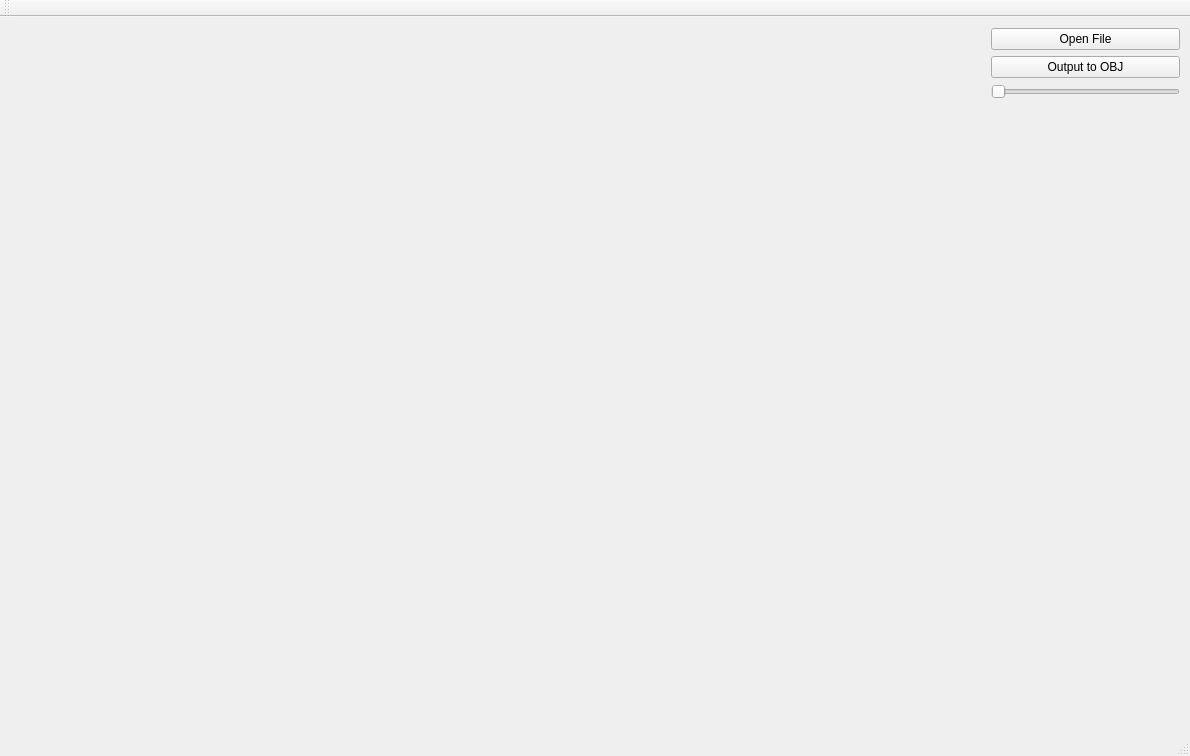
Before: the Qt Designer form XML_OpenGL/UI/mainwindow.ui in Elmatto753/OpenRoad, drawn with Qt 5.
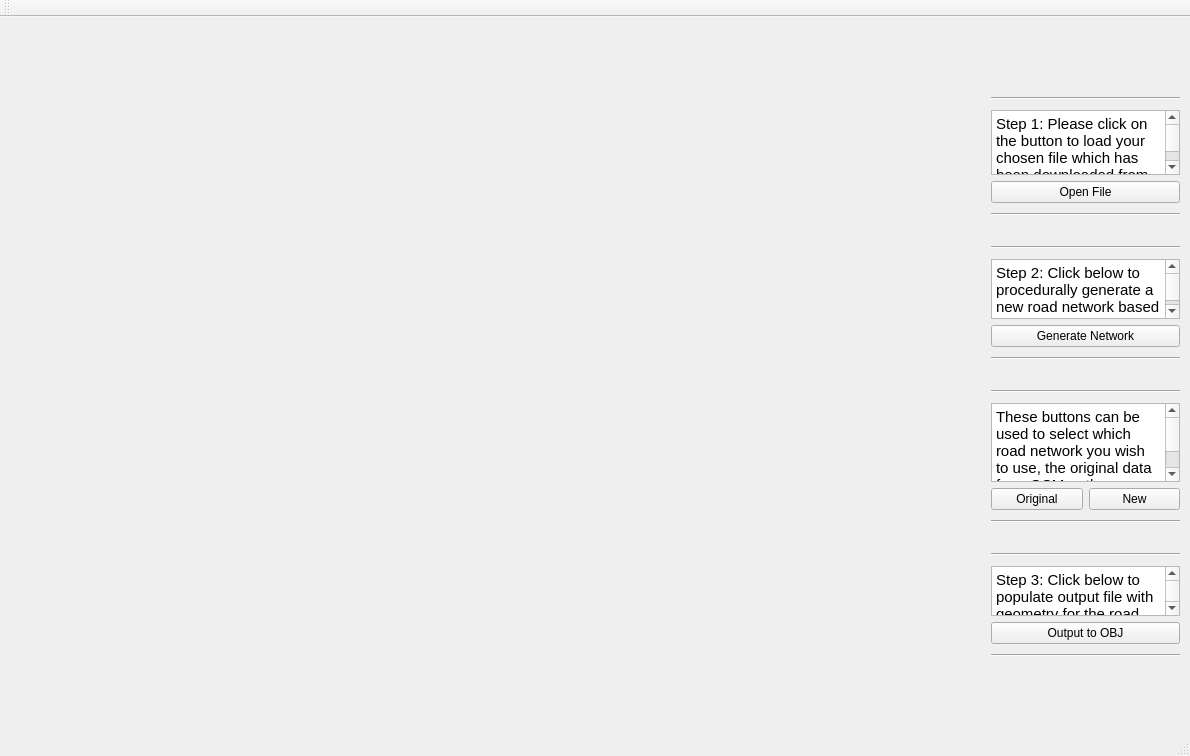
After: the same form once the commit is applied.

Commit message: changes to allow either network to be drawn, changes to UI

The edit to the form file:
```diff
--- a/XML_OpenGL/UI/mainwindow.ui
+++ b/XML_OpenGL/UI/mainwindow.ui
@@ -49,40 +49,362 @@
      </rect>
     </property>
     <layout class="QGridLayout" name="m_buttons">
-     <item row="4" column="0">
-      <spacer name="verticalSpacer">
+     <item row="22" column="0">
+      <widget class="Line" name="line_6">
        <property name="orientation">
+        <enum>Qt::Horizontal</enum>
+       </property>
+      </widget>
+     </item>
+     <item row="21" column="0">
+      <spacer name="verticalSpacer_5">
+       <property name="orientation">
         <enum>Qt::Vertical</enum>
        </property>
        <property name="sizeHint" stdset="0">
         <size>
          <width>20</width>
-         <height>40</height>
+         <height>35</height>
+        </size>
+       </property>
+      </spacer>
+     </item>
+     <item row="23" column="0">
+      <spacer name="verticalSpacer_12">
+       <property name="orientation">
+        <enum>Qt::Vertical</enum>
+       </property>
+       <property name="sizeHint" stdset="0">
+        <size>
+         <width>20</width>
+         <height>15</height>
+        </size>
+       </property>
+      </spacer>
+     </item>
+     <item row="5" column="0">
+      <spacer name="verticalSpacer_7">
+       <property name="orientation">
+        <enum>Qt::Vertical</enum>
+       </property>
+       <property name="sizeHint" stdset="0">
+        <size>
+         <width>20</width>
+         <height>15</height>
         </size>
        </property>
       </spacer>
      </item>
      <item row="3" column="0">
-      <widget class="QSlider" name="m_slider">
+      <widget class="QTextBrowser" name="textBrowser">
+       <property name="sizePolicy">
+        <sizepolicy hsizetype="Maximum" vsizetype="Maximum">
+         <horstretch>0</horstretch>
+         <verstretch>0</verstretch>
+        </sizepolicy>
+       </property>
+       <property name="maximumSize">
+        <size>
+         <width>16777215</width>
+         <height>65</height>
+        </size>
+       </property>
+       <property name="html">
+        <string>&lt;!DOCTYPE HTML PUBLIC &quot;-//W3C//DTD HTML 4.0//EN&quot; &quot;http://www.w3.org/TR/REC-html40/strict.dtd&quot;&gt;
+&lt;html&gt;&lt;head&gt;&lt;meta name=&quot;qrichtext&quot; content=&quot;1&quot; /&gt;&lt;style type=&quot;text/css&quot;&gt;
+p, li { white-space: pre-wrap; }
+&lt;/style&gt;&lt;/head&gt;&lt;body style=&quot; font-family:'.SF NS Text'; font-size:13pt; font-weight:400; font-style:normal;&quot;&gt;
+&lt;p style=&quot; margin-top:0px; margin-bottom:0px; margin-left:0px; margin-right:0px; -qt-block-indent:0; text-indent:0px;&quot;&gt;&lt;span style=&quot; font-size:11pt;&quot;&gt;Step 1: Please click on the button to load your chosen file which has been downloaded from OpenStreetMaps (OSM)&lt;/span&gt;&lt;/p&gt;&lt;/body&gt;&lt;/html&gt;</string>
+       </property>
+      </widget>
+     </item>
+     <item row="2" column="0">
+      <spacer name="verticalSpacer_6">
+       <property name="orientation">
+        <enum>Qt::Vertical</enum>
+       </property>
+       <property name="sizeHint" stdset="0">
+        <size>
+         <width>20</width>
+         <height>15</height>
+        </size>
+       </property>
+      </spacer>
+     </item>
+     <item row="16" column="0">
+      <spacer name="verticalSpacer_10">
+       <property name="orientation">
+        <enum>Qt::Vertical</enum>
+       </property>
+       <property name="sizeHint" stdset="0">
+        <size>
+         <width>20</width>
+         <height>15</height>
+        </size>
+       </property>
+      </spacer>
+     </item>
+     <item row="15" column="0">
+      <widget class="Line" name="line_7">
+       <property name="orientation">
+        <enum>Qt::Horizontal</enum>
+       </property>
+      </widget>
+     </item>
+     <item row="24" column="0">
+      <widget class="QTextBrowser" name="textBrowser_4">
+       <property name="sizePolicy">
+        <sizepolicy hsizetype="Maximum" vsizetype="Maximum">
+         <horstretch>0</horstretch>
+         <verstretch>0</verstretch>
+        </sizepolicy>
+       </property>
+       <property name="maximumSize">
+        <size>
+         <width>16777215</width>
+         <height>50</height>
+        </size>
+       </property>
+       <property name="html">
+        <string>&lt;!DOCTYPE HTML PUBLIC &quot;-//W3C//DTD HTML 4.0//EN&quot; &quot;http://www.w3.org/TR/REC-html40/strict.dtd&quot;&gt;
+&lt;html&gt;&lt;head&gt;&lt;meta name=&quot;qrichtext&quot; content=&quot;1&quot; /&gt;&lt;style type=&quot;text/css&quot;&gt;
+p, li { white-space: pre-wrap; }
+&lt;/style&gt;&lt;/head&gt;&lt;body style=&quot; font-family:'.SF NS Text'; font-size:13pt; font-weight:400; font-style:normal;&quot;&gt;
+&lt;p style=&quot; margin-top:0px; margin-bottom:0px; margin-left:0px; margin-right:0px; -qt-block-indent:0; text-indent:0px;&quot;&gt;&lt;span style=&quot; font-size:11pt;&quot;&gt;Step 3: Click below to populate output file with geometry for the road network&lt;/span&gt;&lt;/p&gt;&lt;/body&gt;&lt;/html&gt;</string>
+       </property>
+      </widget>
+     </item>
+     <item row="14" column="0">
+      <spacer name="verticalSpacer_4">
+       <property name="orientation">
+        <enum>Qt::Vertical</enum>
+       </property>
+       <property name="sizeHint" stdset="0">
+        <size>
+         <width>20</width>
+         <height>35</height>
+        </size>
+       </property>
+      </spacer>
+     </item>
+     <item row="6" column="0">
+      <widget class="Line" name="line_2">
+       <property name="orientation">
+        <enum>Qt::Horizontal</enum>
+       </property>
+      </widget>
+     </item>
+     <item row="20" column="0">
+      <widget class="Line" name="line_4">
+       <property name="orientation">
+        <enum>Qt::Horizontal</enum>
+       </property>
+      </widget>
+     </item>
+     <item row="10" column="0">
+      <widget class="QTextBrowser" name="textBrowser_2">
+       <property name="sizePolicy">
+        <sizepolicy hsizetype="Maximum" vsizetype="Maximum">
+         <horstretch>0</horstretch>
+         <verstretch>0</verstretch>
+        </sizepolicy>
+       </property>
+       <property name="maximumSize">
+        <size>
+         <width>16777215</width>
+         <height>60</height>
+        </size>
+       </property>
+       <property name="html">
+        <string>&lt;!DOCTYPE HTML PUBLIC &quot;-//W3C//DTD HTML 4.0//EN&quot; &quot;http://www.w3.org/TR/REC-html40/strict.dtd&quot;&gt;
+&lt;html&gt;&lt;head&gt;&lt;meta name=&quot;qrichtext&quot; content=&quot;1&quot; /&gt;&lt;style type=&quot;text/css&quot;&gt;
+p, li { white-space: pre-wrap; }
+&lt;/style&gt;&lt;/head&gt;&lt;body style=&quot; font-family:'.SF NS Text'; font-size:13pt; font-weight:400; font-style:normal;&quot;&gt;
+&lt;p style=&quot; margin-top:0px; margin-bottom:0px; margin-left:0px; margin-right:0px; -qt-block-indent:0; text-indent:0px;&quot;&gt;&lt;span style=&quot; font-size:11pt;&quot;&gt;Step 2: Click below to procedurally generate a new road network based off of the input example data&lt;/span&gt;&lt;/p&gt;&lt;/body&gt;&lt;/html&gt;</string>
+       </property>
+      </widget>
+     </item>
+     <item row="11" column="0">
+      <widget class="QPushButton" name="m_generateNetwork">
+       <property name="text">
+        <string>Generate Network</string>
+       </property>
+      </widget>
+     </item>
+     <item row="1" column="0">
+      <widget class="Line" name="line">
+       <property name="orientation">
+        <enum>Qt::Horizontal</enum>
+       </property>
+      </widget>
+     </item>
+     <item row="7" column="0">
+      <spacer name="verticalSpacer_3">
+       <property name="orientation">
+        <enum>Qt::Vertical</enum>
+       </property>
+       <property name="sizeHint" stdset="0">
+        <size>
+         <width>20</width>
+         <height>35</height>
+        </size>
+       </property>
+      </spacer>
+     </item>
+     <item row="8" column="0">
+      <widget class="Line" name="line_8">
        <property name="orientation">
         <enum>Qt::Horizontal</enum>
        </property>
       </widget>
      </item>
      <item row="0" column="0">
+      <spacer name="verticalSpacer_2">
+       <property name="orientation">
+        <enum>Qt::Vertical</enum>
+       </property>
+       <property name="sizeHint" stdset="0">
+        <size>
+         <width>20</width>
+         <height>80</height>
+        </size>
+       </property>
+      </spacer>
+     </item>
+     <item row="19" column="0">
+      <spacer name="verticalSpacer_11">
+       <property name="orientation">
+        <enum>Qt::Vertical</enum>
+       </property>
+       <property name="sizeHint" stdset="0">
+        <size>
+         <width>20</width>
+         <height>15</height>
+        </size>
+       </property>
+      </spacer>
+     </item>
+     <item row="12" column="0">
+      <spacer name="verticalSpacer_9">
+       <property name="orientation">
+        <enum>Qt::Vertical</enum>
+       </property>
+       <property name="sizeHint" stdset="0">
+        <size>
+         <width>20</width>
+         <height>15</height>
+        </size>
+       </property>
+      </spacer>
+     </item>
+     <item row="27" column="0">
+      <widget class="Line" name="line_5">
+       <property name="orientation">
+        <enum>Qt::Horizontal</enum>
+       </property>
+      </widget>
+     </item>
+     <item row="17" column="0">
+      <widget class="QTextBrowser" name="textBrowser_3">
+       <property name="sizePolicy">
+        <sizepolicy hsizetype="Maximum" vsizetype="Maximum">
+         <horstretch>0</horstretch>
+         <verstretch>0</verstretch>
+        </sizepolicy>
+       </property>
+       <property name="maximumSize">
+        <size>
+         <width>16777215</width>
+         <height>90</height>
+        </size>
+       </property>
+       <property name="html">
+        <string>&lt;!DOCTYPE HTML PUBLIC &quot;-//W3C//DTD HTML 4.0//EN&quot; &quot;http://www.w3.org/TR/REC-html40/strict.dtd&quot;&gt;
+&lt;html&gt;&lt;head&gt;&lt;meta name=&quot;qrichtext&quot; content=&quot;1&quot; /&gt;&lt;style type=&quot;text/css&quot;&gt;
+p, li { white-space: pre-wrap; }
+&lt;/style&gt;&lt;/head&gt;&lt;body style=&quot; font-family:'.SF NS Text'; font-size:13pt; font-weight:400; font-style:normal;&quot;&gt;
+&lt;p style=&quot; margin-top:0px; margin-bottom:0px; margin-left:0px; margin-right:0px; -qt-block-indent:0; text-indent:0px;&quot;&gt;&lt;span style=&quot; font-size:11pt;&quot;&gt;These buttons can be used to select which road network you wish to use, the original data from OSM or the new network&lt;/span&gt;&lt;/p&gt;&lt;/body&gt;&lt;/html&gt;</string>
+       </property>
+      </widget>
+     </item>
+     <item row="28" column="0">
+      <spacer name="verticalSpacer">
+       <property name="orientation">
+        <enum>Qt::Vertical</enum>
+       </property>
+       <property name="sizeHint" stdset="0">
+        <size>
+         <width>20</width>
+         <height>80</height>
+        </size>
+       </property>
+      </spacer>
+     </item>
+     <item row="18" column="0">
+      <layout class="QHBoxLayout" name="horizontalLayout">
+       <item>
+        <widget class="QPushButton" name="m_oldNetwork">
+         <property name="text">
+          <string>Original</string>
+         </property>
+        </widget>
+       </item>
+       <item>
+        <widget class="QPushButton" name="m_newNetwork">
+         <property name="text">
+          <string>New</string>
+         </property>
+        </widget>
+       </item>
+      </layout>
+     </item>
+     <item row="4" column="0">
       <widget class="QPushButton" name="m_FileBrowse">
        <property name="text">
         <string>Open File</string>
        </property>
       </widget>
      </item>
-     <item row="2" column="0">
+     <item row="13" column="0">
+      <widget class="Line" name="line_3">
+       <property name="orientation">
+        <enum>Qt::Horizontal</enum>
+       </property>
+      </widget>
+     </item>
+     <item row="25" column="0">
       <widget class="QPushButton" name="m_output">
        <property name="text">
         <string>Output to OBJ</string>
        </property>
       </widget>
      </item>
+     <item row="9" column="0">
+      <spacer name="verticalSpacer_8">
+       <property name="orientation">
+        <enum>Qt::Vertical</enum>
+       </property>
+       <property name="sizeHint" stdset="0">
+        <size>
+         <width>20</width>
+         <height>15</height>
+        </size>
+       </property>
+      </spacer>
+     </item>
+     <item row="26" column="0">
+      <spacer name="verticalSpacer_13">
+       <property name="orientation">
+        <enum>Qt::Vertical</enum>
+       </property>
+       <property name="sizeHint" stdset="0">
+        <size>
+         <width>20</width>
+         <height>15</height>
+        </size>
+       </property>
+      </spacer>
+     </item>
     </layout>
    </widget>
   </widget>
```
Left out of the diff: 2 changed lines with no effect on the pictures. The commit also changes 12 other files.
